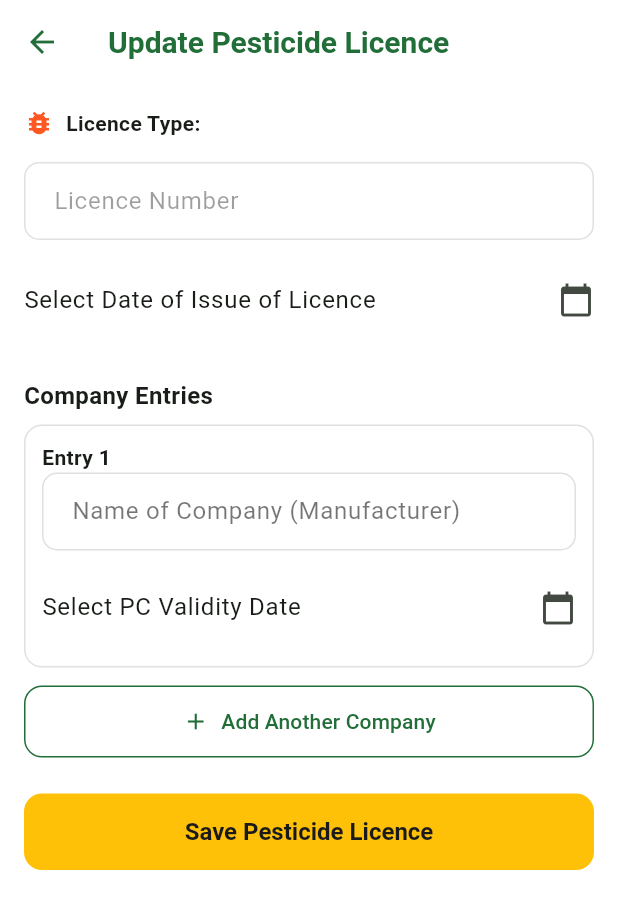
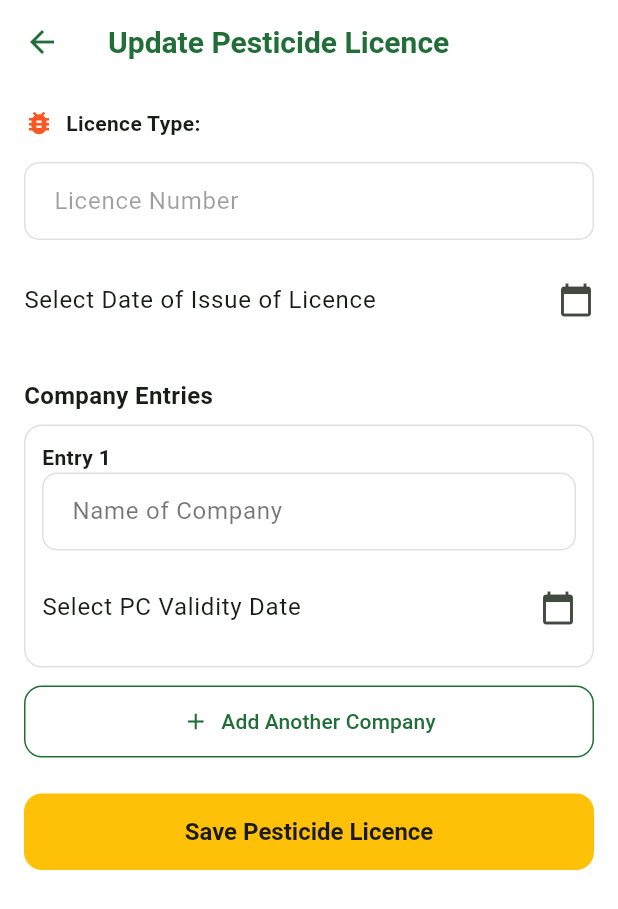
Before and after one commit to kinagi09/agro-dealers-mitra, a Flutter app: the UpdatePesticideLicenceScreen screen opened directly with empty values, on a phone screen of 412 x 824 dp. Shown: the top 909 px of the screen. Run offline on Flutter 3.47's test engine with Material 3 defaults, Android fonts, the phone set to English and light mode, and no system bars; our stand-ins replace flutter_secure_storage; accounts and stored records are empty.

Commit message:
Drop '(Manufacturer)' from the Pesticide company name field label
Co-Authored-By: Claude Sonnet 5 <noreply@anthropic.com>

```diff
--- a/mobile/license_tracker_app/lib/screens/update_pesticide_licence_screen.dart
+++ b/mobile/license_tracker_app/lib/screens/update_pesticide_licence_screen.dart
@@ -401,7 +401,7 @@ class _UpdatePesticideLicenceScreenState
                                 controller: entry.companyNameController,
                                 focusNode: entry.companyNameFocusNode,
                                 decoration: InputDecoration(
-                                  labelText: 'Name of Company (Manufacturer)',
+                                  labelText: 'Name of Company',
                                   border: _fieldBorder(index, 'companyName'),
                                 ),
                               ),
```
